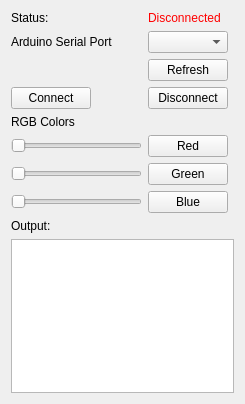
This is DisplayPanel/mainwindow.ui in daniel-Jones/RGB-Arduino-controller as Qt 5 draws it before an edit. The edited form follows.
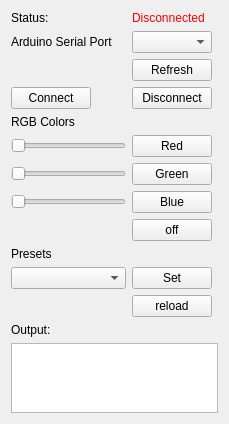
This is the edited form. Icons and pictures are not drawn.

Commit message: Added presets function and UI tweaks

The edit to the form file:
```diff
--- a/DisplayPanel/mainwindow.ui
+++ b/DisplayPanel/mainwindow.ui
@@ -6,8 +6,8 @@
    <rect>
     <x>0</x>
     <y>0</y>
-    <width>245</width>
-    <height>404</height>
+    <width>229</width>
+    <height>377</height>
    </rect>
   </property>
   <property name="windowTitle">
@@ -19,7 +19,7 @@
   </property>
   <widget class="QWidget" name="centralWidget">
    <layout class="QGridLayout" name="gridLayout">
-    <item row="11" column="0" colspan="3">
+    <item row="18" column="0" colspan="3">
      <widget class="QTextEdit" name="DebugOutput">
       <property name="enabled">
        <bool>true</bool>
@@ -29,40 +29,10 @@
       </property>
      </widget>
     </item>
-    <item row="3" column="1">
-     <widget class="QPushButton" name="DisconnectButton">
+    <item row="16" column="0">
+     <widget class="QLabel" name="debugLabel">
       <property name="text">
-       <string>Disconnect</string>
-      </property>
-     </widget>
-    </item>
-    <item row="1" column="1">
-     <widget class="QComboBox" name="SerialList">
-      <property name="maximumSize">
-       <size>
-        <width>80</width>
-        <height>16777215</height>
-       </size>
-      </property>
-     </widget>
-    </item>
-    <item row="6" column="0">
-     <widget class="QLabel" name="RGBLabel">
-      <property name="text">
-       <string>RGB Colors</string>
-      </property>
-     </widget>
-    </item>
-    <item row="3" column="0">
-     <widget class="QPushButton" name="ConnectButton">
-      <property name="maximumSize">
-       <size>
-        <width>80</width>
-        <height>16777215</height>
-       </size>
-      </property>
-      <property name="text">
-       <string>Connect</string>
+       <string>Output:</string>
       </property>
      </widget>
     </item>
@@ -79,7 +49,17 @@
       </property>
      </widget>
     </item>
-    <item row="7" column="1">
+    <item row="8" column="0">
+     <widget class="QSlider" name="rSlider">
+      <property name="maximum">
+       <number>255</number>
+      </property>
+      <property name="orientation">
+       <enum>Qt::Horizontal</enum>
+      </property>
+     </widget>
+    </item>
+    <item row="8" column="1">
      <widget class="QPushButton" name="redButton">
       <property name="text">
        <string>Red</string>
@@ -106,50 +86,33 @@
       </property>
      </widget>
     </item>
-    <item row="9" column="1">
+    <item row="3" column="0">
+     <widget class="QPushButton" name="ConnectButton">
+      <property name="maximumSize">
+       <size>
+        <width>80</width>
+        <height>16777215</height>
+       </size>
+      </property>
+      <property name="text">
+       <string>Connect</string>
+      </property>
+     </widget>
+    </item>
+    <item row="6" column="0">
+     <widget class="QLabel" name="RGBLabel">
+      <property name="text">
+       <string>RGB Colors</string>
+      </property>
+     </widget>
+    </item>
+    <item row="10" column="1">
      <widget class="QPushButton" name="blueButton">
       <property name="text">
        <string>Blue</string>
       </property>
      </widget>
     </item>
-    <item row="8" column="0">
-     <widget class="QSlider" name="gSlider">
-      <property name="maximum">
-       <number>255</number>
-      </property>
-      <property name="orientation">
-       <enum>Qt::Horizontal</enum>
-      </property>
-     </widget>
-    </item>
-    <item row="7" column="0">
-     <widget class="QSlider" name="rSlider">
-      <property name="maximum">
-       <number>255</number>
-      </property>
-      <property name="orientation">
-       <enum>Qt::Horizontal</enum>
-      </property>
-     </widget>
-    </item>
-    <item row="8" column="1">
-     <widget class="QPushButton" name="greenButton">
-      <property name="text">
-       <string>Green</string>
-      </property>
-     </widget>
-    </item>
-    <item row="9" column="0">
-     <widget class="QSlider" name="bSlider">
-      <property name="maximum">
-       <number>255</number>
-      </property>
-      <property name="orientation">
-       <enum>Qt::Horizontal</enum>
-      </property>
-     </widget>
-    </item>
     <item row="2" column="1">
      <widget class="QPushButton" name="refreshButton">
       <property name="text">
@@ -157,10 +120,78 @@
       </property>
      </widget>
     </item>
+    <item row="1" column="1">
+     <widget class="QComboBox" name="SerialList">
+      <property name="maximumSize">
+       <size>
+        <width>80</width>
+        <height>16777215</height>
+       </size>
+      </property>
+     </widget>
+    </item>
+    <item row="9" column="0">
+     <widget class="QSlider" name="gSlider">
+      <property name="maximum">
+       <number>255</number>
+      </property>
+      <property name="orientation">
+       <enum>Qt::Horizontal</enum>
+      </property>
+     </widget>
+    </item>
+    <item row="3" column="1">
+     <widget class="QPushButton" name="DisconnectButton">
+      <property name="text">
+       <string>Disconnect</string>
+      </property>
+     </widget>
+    </item>
+    <item row="13" column="0">
+     <widget class="QLabel" name="presetsLabel">
+      <property name="text">
+       <string>Presets</string>
+      </property>
+     </widget>
+    </item>
+    <item row="9" column="1">
+     <widget class="QPushButton" name="greenButton">
+      <property name="text">
+       <string>Green</string>
+      </property>
+     </widget>
+    </item>
+    <item row="14" column="0">
+     <widget class="QComboBox" name="presetsDropdown"/>
+    </item>
     <item row="10" column="0">
-     <widget class="QLabel" name="debugLabel">
+     <widget class="QSlider" name="bSlider">
+      <property name="maximum">
+       <number>255</number>
+      </property>
+      <property name="orientation">
+       <enum>Qt::Horizontal</enum>
+      </property>
+     </widget>
+    </item>
+    <item row="14" column="1">
+     <widget class="QPushButton" name="presetsSetButton">
       <property name="text">
-       <string>Output:</string>
+       <string>Set</string>
+      </property>
+     </widget>
+    </item>
+    <item row="11" column="1">
+     <widget class="QPushButton" name="offButton">
+      <property name="text">
+       <string>off</string>
+      </property>
+     </widget>
+    </item>
+    <item row="15" column="1">
+     <widget class="QPushButton" name="reloadpresetsButton">
+      <property name="text">
+       <string>reload</string>
       </property>
      </widget>
     </item>
```
The commit also changes 34 other files.
